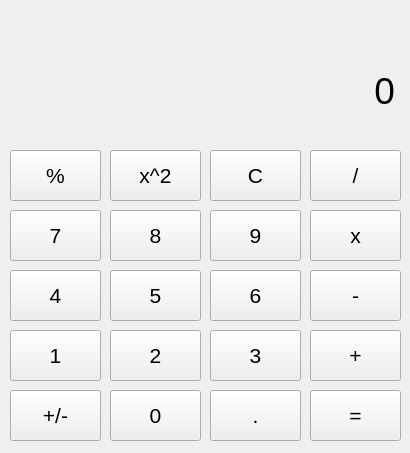
Before: the Qt Designer form Calculator/mainwindow.ui in AleksandrHovhannisyan/CPPalculator, drawn with Qt 5.
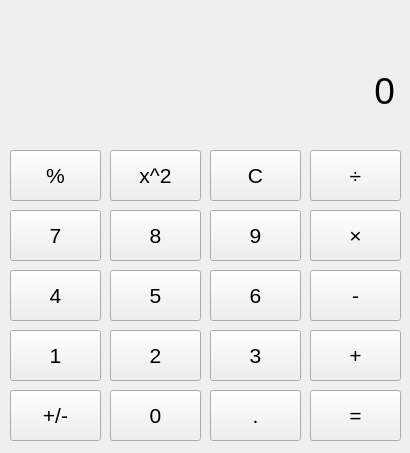
After: the same form once the commit is applied.

Diff of the .ui file:
```diff
--- a/Calculator/mainwindow.ui
+++ b/Calculator/mainwindow.ui
@@ -317,7 +317,7 @@
      </font>
     </property>
     <property name="text">
-     <string>x</string>
+     <string>×</string>
     </property>
    </widget>
    <widget class="QPushButton" name="buttonDivide">
@@ -335,7 +335,7 @@
      </font>
     </property>
     <property name="text">
-     <string>/</string>
+     <string>÷</string>
     </property>
    </widget>
    <widget class="QPushButton" name="buttonPercent">
```
